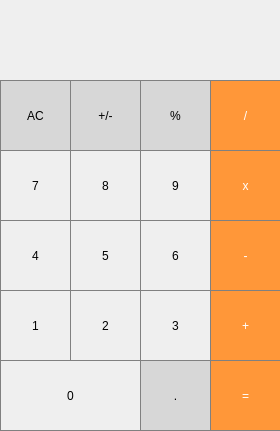
Old version of the form Calculator/mainwindow.ui in the repository VeselAbaya/qt-learning.
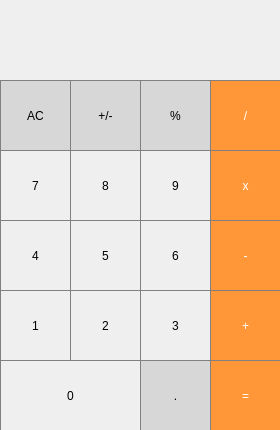
New version of the form.

Patch:
```diff
--- a/Calculator/mainwindow.ui
+++ b/Calculator/mainwindow.ui
@@ -7,9 +7,21 @@
     <x>0</x>
     <y>0</y>
     <width>280</width>
-    <height>431</height>
+    <height>430</height>
    </rect>
   </property>
+  <property name="minimumSize">
+   <size>
+    <width>280</width>
+    <height>430</height>
+   </size>
+  </property>
+  <property name="maximumSize">
+   <size>
+    <width>280</width>
+    <height>430</height>
+   </size>
+  </property>
   <property name="windowTitle">
    <string>MainWindow</string>
   </property>
```
Left out of the diff: 2 changed lines with no effect on the pictures.
